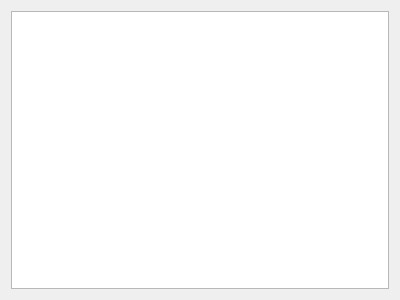
This is src/logdialog.ui in shadowsocks/shadowsocks-qt5 as Qt 5 draws it before an edit. The edited form follows.
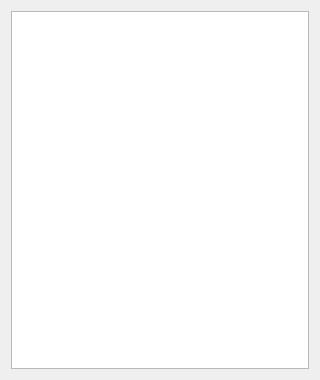
This is the edited form.

Commit message: refine log view

Diff of the .ui file:
```diff
--- a/src/logdialog.ui
+++ b/src/logdialog.ui
@@ -6,8 +6,8 @@
    <rect>
     <x>0</x>
     <y>0</y>
-    <width>400</width>
-    <height>300</height>
+    <width>320</width>
+    <height>380</height>
    </rect>
   </property>
   <property name="windowTitle">
@@ -16,9 +16,6 @@
   <layout class="QVBoxLayout" name="verticalLayout">
    <item>
     <widget class="QTextBrowser" name="logBrowser">
-     <property name="horizontalScrollBarPolicy">
-      <enum>Qt::ScrollBarAlwaysOff</enum>
-     </property>
      <property name="openExternalLinks">
       <bool>true</bool>
      </property>
```
The commit also changes 1 other file.
